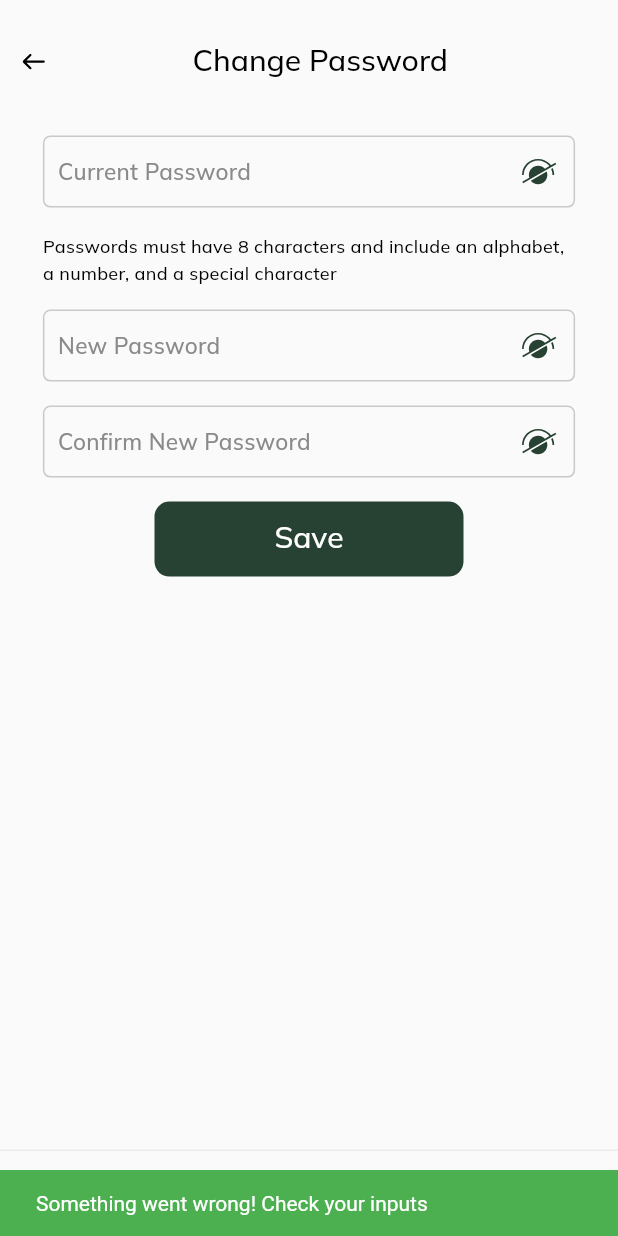
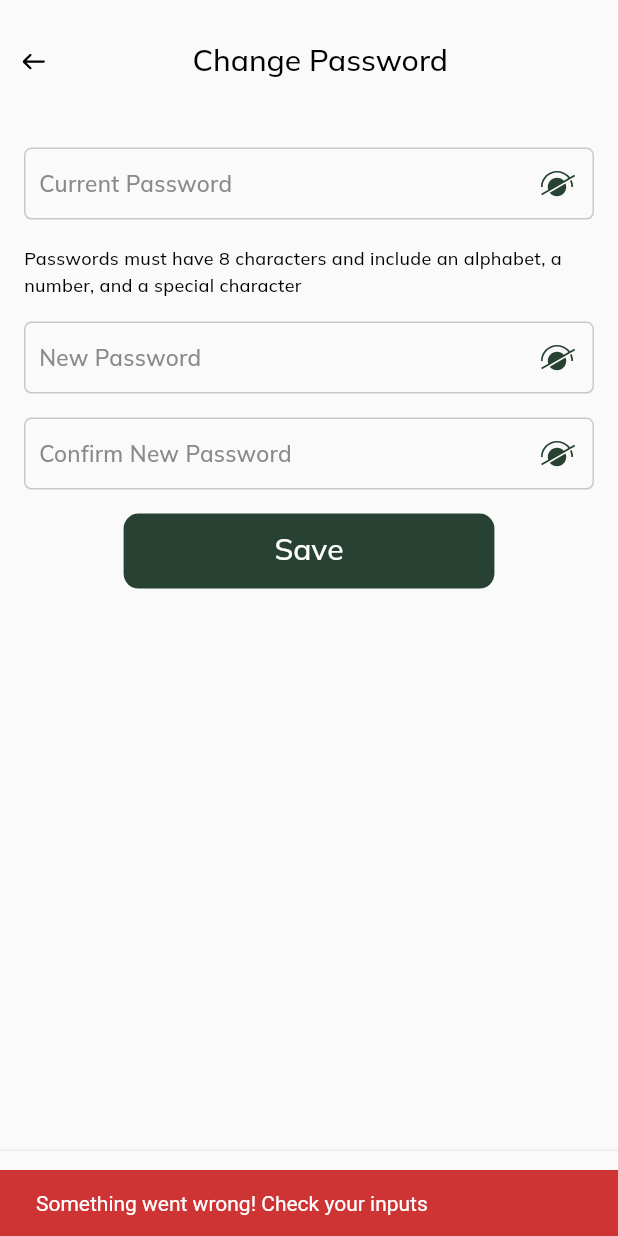
Before and after one commit to arpandaze/AaryaPay, a Flutter app: the ChangePassword screen opened directly, after a tap on "Save", on a phone screen of 412 x 824 dp. Run offline on Flutter 3.47's test engine with Material 2 defaults, Android fonts, the phone set to English and light mode, and no system bars; our stand-ins replace email_validator, equatable, flutter_bloc, flutter_secure_storage, flutter_svg, font_awesome_flutter and 5 more; missing offline and left inert: cryptography, dart:ffi, qr_code_scanner; accounts and stored records are empty; project files that could hold a hidden picture were left out.

Commit message:
chore: "corrected snackbar color"

```diff
--- a/frontend/lib/screens/Settings/Password/bloc/password_bloc.dart
+++ b/frontend/lib/screens/Settings/Password/bloc/password_bloc.dart
@@ -59,11 +59,9 @@ class PasswordBloc extends Bloc<PasswordEvent, PasswordState> {
       var response = await passwordRepository.changePassword(body: body);
 
       if (response['status'] != 202) {
-      print(response["response"]);
         emit(state.copyWith(status: PasswordChangeStatus.error));
         return;
       }
-      print("success");
       emit(state.copyWith(status: PasswordChangeStatus.success));
     } else {
       emit(state.copyWith(status: PasswordChangeStatus.empty));
--- a/frontend/lib/screens/Settings/Password/change_password.dart
+++ b/frontend/lib/screens/Settings/Password/change_password.dart
@@ -34,17 +34,12 @@ class ChangePassword extends StatelessWidget {
       builder: (context, state) {
         return SettingsWrapper(
           pageName: "Change Password",
-          children: Center(
-            child: Column(
-              children: [
-                SizedBox(
-                  width: size.width * 0.9,
-                  // height: size.height,
-                  child: Column(
-                      mainAxisAlignment: MainAxisAlignment.start,
-                      children: [
+          children: Padding(
+            padding: const EdgeInsets.all(8.0),
+            child:
+                Column(mainAxisAlignment: MainAxisAlignment.start, children: [
               Padding(
-                          padding: EdgeInsets.all(8.0),
+                padding: const EdgeInsets.all(8.0),
                 child: CustomTextField(
                   outlined: true,
                   placeHolder: "Current Password",
@@ -60,7 +55,7 @@ class ChangePassword extends StatelessWidget {
                     "Passwords must have 8 characters and include an alphabet, a number, and a special character"),
               ),
               Padding(
-                          padding: EdgeInsets.all(8.0),
+                padding: const EdgeInsets.all(8.0),
                 child: CustomTextField(
                   isPassword: true,
                   outlined: true,
@@ -71,7 +66,7 @@ class ChangePassword extends StatelessWidget {
                 ),
               ),
               Padding(
-                          padding: EdgeInsets.all(8.0),
+                padding: const EdgeInsets.all(8.0),
                 child: CustomTextField(
                   isPassword: true,
                   outlined: true,
@@ -84,9 +79,6 @@ class ChangePassword extends StatelessWidget {
               button(context, size),
             ]),
           ),
-              ],
-            ),
-          ),
         );
       },
     );
@@ -96,38 +88,34 @@ class ChangePassword extends StatelessWidget {
     return BlocBuilder<PasswordBloc, PasswordState>(
       builder: (context, state) {
         if (state.status != PasswordChangeStatus.submitting) {
-          return Column(
-            children: [
-              Padding(
+          return Padding(
             padding: const EdgeInsets.all(8.0),
             child: CustomActionButton(
               label: "Save",
-                  width: size.width * 0.5,
+              width: size.width * 0.6,
               height: 50,
               borderRadius: 10,
               onClick: () {
                 context.read<PasswordBloc>().add(SubmitEvent());
-                    final snackBar = SnackBar(content: errorText(state.status), backgroundColor: Colors.green);
+                final snackBar = SnackBar(
+                  content: errorText(state.status),
+                  backgroundColor: state.status == 4
+                      ? Theme.of(context).colorScheme.surfaceVariant
+                      : Theme.of(context).colorScheme.onSurface,
+                );
                 ScaffoldMessenger.of(context).showSnackBar(snackBar);
                 if (state.status == PasswordChangeStatus.success) {
                   Navigator.of(context).pop();
                 }
               },
             ),
-              ),
-            ],
           );
         } else {
-          return Column(
-            mainAxisAlignment: MainAxisAlignment.end,
-            children: <Widget>[
-              Container(
+          return Container(
             alignment: Alignment.bottomCenter,
-                margin: EdgeInsets.fromLTRB(
-                    0, 0, size.width * 0.1, size.height * 0.05),
+            margin:
+                EdgeInsets.fromLTRB(0, 0, size.width * 0.1, size.height * 0.05),
             child: const CircularProgressIndicator(),
-              )
-            ],
           );
         }
       },
```
Lines whose indentation alone changed are shown as unchanged.
